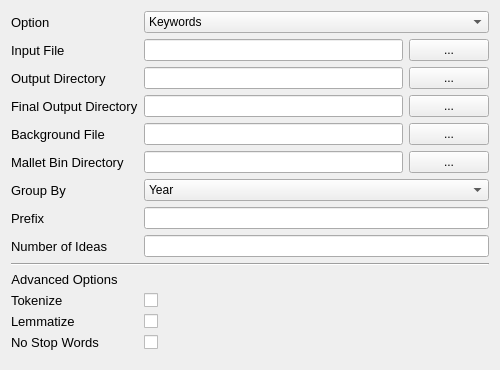
Before: the Qt Designer form Visualizer/ui/preprocessor_form.ui in nwrush/Visualization, drawn with Qt 5.
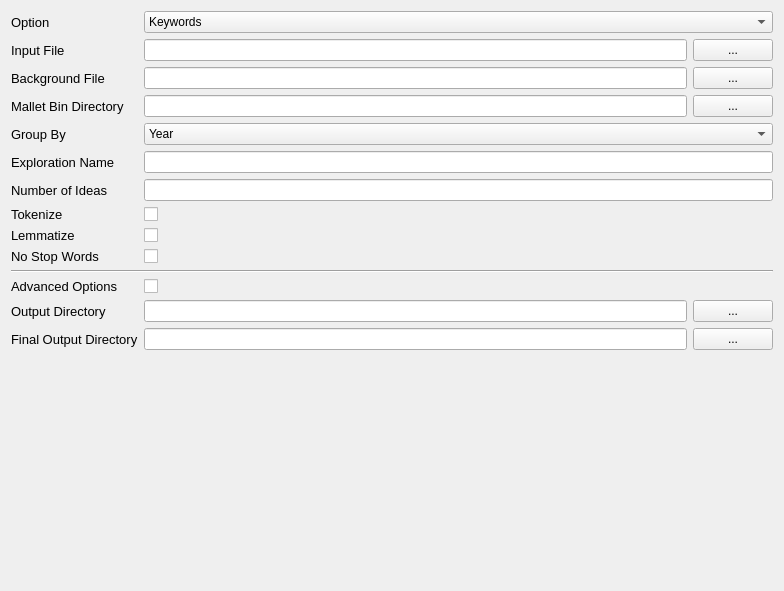
After: the same form once the commit is applied.

Commit message: Hide input fields that aren't needed by the user

The edit to the form file:
```diff
--- a/Visualizer/ui/preprocessor_form.ui
+++ b/Visualizer/ui/preprocessor_form.ui
@@ -6,8 +6,8 @@
    <rect>
     <x>0</x>
     <y>0</y>
-    <width>500</width>
-    <height>370</height>
+    <width>784</width>
+    <height>591</height>
    </rect>
   </property>
   <property name="windowTitle">
@@ -40,7 +40,7 @@
      </item>
     </widget>
    </item>
-   <item row="1" column="0">
+   <item row="2" column="0">
     <widget class="QLabel" name="label_2">
      <property name="font">
       <font>
@@ -52,13 +52,19 @@
      </property>
     </widget>
    </item>
-   <item row="1" column="1">
+   <item row="2" column="1">
     <layout class="QHBoxLayout" name="horizontalLayout">
      <item>
       <widget class="QLineEdit" name="inputFile">
        <property name="focusPolicy">
         <enum>Qt::StrongFocus</enum>
        </property>
+       <property name="autoFillBackground">
+        <bool>false</bool>
+       </property>
+       <property name="styleSheet">
+        <string notr="true">base: rgb(170, 255, 255)</string>
+       </property>
       </widget>
      </item>
      <item>
@@ -73,72 +79,6 @@
      </item>
     </layout>
    </item>
-   <item row="2" column="0">
-    <widget class="QLabel" name="label_7">
-     <property name="font">
-      <font>
-       <pointsize>10</pointsize>
-      </font>
-     </property>
-     <property name="text">
-      <string>Output Directory</string>
-     </property>
-    </widget>
-   </item>
-   <item row="2" column="1">
-    <layout class="QHBoxLayout" name="horizontalLayout_2">
-     <item>
-      <widget class="QLineEdit" name="outputDir">
-       <property name="focusPolicy">
-        <enum>Qt::StrongFocus</enum>
-       </property>
-      </widget>
-     </item>
-     <item>
-      <widget class="QPushButton" name="outputDirBtn">
-       <property name="focusPolicy">
-        <enum>Qt::ClickFocus</enum>
-       </property>
-       <property name="text">
-        <string>...</string>
-       </property>
-      </widget>
-     </item>
-    </layout>
-   </item>
-   <item row="3" column="0">
-    <widget class="QLabel" name="label_6">
-     <property name="font">
-      <font>
-       <pointsize>10</pointsize>
-      </font>
-     </property>
-     <property name="text">
-      <string>Final Output Directory</string>
-     </property>
-    </widget>
-   </item>
-   <item row="3" column="1">
-    <layout class="QHBoxLayout" name="horizontalLayout_3">
-     <item>
-      <widget class="QLineEdit" name="finalDir">
-       <property name="focusPolicy">
-        <enum>Qt::StrongFocus</enum>
-       </property>
-      </widget>
-     </item>
-     <item>
-      <widget class="QPushButton" name="finalDirBtn">
-       <property name="focusPolicy">
-        <enum>Qt::ClickFocus</enum>
-       </property>
-       <property name="text">
-        <string>...</string>
-       </property>
-      </widget>
-     </item>
-    </layout>
-   </item>
    <item row="4" column="0">
     <widget class="QLabel" name="label_5">
      <property name="font">
@@ -172,7 +112,7 @@
      </item>
     </layout>
    </item>
-   <item row="5" column="0">
+   <item row="6" column="0">
     <widget class="QLabel" name="label_4">
      <property name="font">
       <font>
@@ -184,7 +124,7 @@
      </property>
     </widget>
    </item>
-   <item row="5" column="1">
+   <item row="6" column="1">
     <layout class="QHBoxLayout" name="horizontalLayout_5">
      <item>
       <widget class="QLineEdit" name="malletDir">
@@ -205,7 +145,7 @@
      </item>
     </layout>
    </item>
-   <item row="6" column="0">
+   <item row="8" column="0">
     <widget class="QLabel" name="label_3">
      <property name="font">
       <font>
@@ -217,7 +157,7 @@
      </property>
     </widget>
    </item>
-   <item row="6" column="1">
+   <item row="8" column="1">
     <widget class="QComboBox" name="groupBox">
      <item>
       <property name="text">
@@ -236,7 +176,7 @@
      </item>
     </widget>
    </item>
-   <item row="7" column="0">
+   <item row="10" column="0">
     <widget class="QLabel" name="label_8">
      <property name="font">
       <font>
@@ -244,14 +184,14 @@
       </font>
      </property>
      <property name="text">
-      <string>Prefix</string>
+      <string>Exploration Name</string>
      </property>
     </widget>
    </item>
-   <item row="7" column="1">
+   <item row="10" column="1">
     <widget class="QLineEdit" name="prefix"/>
    </item>
-   <item row="8" column="0">
+   <item row="12" column="0">
     <widget class="QLabel" name="label_9">
      <property name="font">
       <font>
@@ -263,32 +203,10 @@
      </property>
     </widget>
    </item>
-   <item row="8" column="1">
+   <item row="12" column="1">
     <widget class="QLineEdit" name="numIdeas"/>
    </item>
-   <item row="9" column="0" colspan="2">
-    <widget class="Line" name="line">
-     <property name="orientation">
-      <enum>Qt::Horizontal</enum>
-     </property>
-    </widget>
-   </item>
-   <item row="10" column="0">
-    <widget class="QLabel" name="label_13">
-     <property name="font">
-      <font>
-       <pointsize>10</pointsize>
-      </font>
-     </property>
-     <property name="text">
-      <string>Advanced Options</string>
-     </property>
-     <property name="alignment">
-      <set>Qt::AlignCenter</set>
-     </property>
-    </widget>
-   </item>
-   <item row="11" column="0">
+   <item row="14" column="0">
     <widget class="QLabel" name="label_10">
      <property name="font">
       <font>
@@ -300,14 +218,14 @@
      </property>
     </widget>
    </item>
-   <item row="11" column="1">
+   <item row="14" column="1">
     <widget class="QCheckBox" name="tokenizeBox">
      <property name="text">
       <string/>
      </property>
     </widget>
    </item>
-   <item row="12" column="0">
+   <item row="15" column="0">
     <widget class="QLabel" name="label_11">
      <property name="font">
       <font>
@@ -319,14 +237,14 @@
      </property>
     </widget>
    </item>
-   <item row="12" column="1">
+   <item row="15" column="1">
     <widget class="QCheckBox" name="lemmatizeBox">
      <property name="text">
       <string/>
      </property>
     </widget>
    </item>
-   <item row="13" column="0">
+   <item row="16" column="0">
     <widget class="QLabel" name="label_12">
      <property name="font">
       <font>
@@ -338,13 +256,105 @@
      </property>
     </widget>
    </item>
-   <item row="13" column="1">
+   <item row="16" column="1">
     <widget class="QCheckBox" name="stopwordBox">
      <property name="text">
       <string/>
      </property>
     </widget>
    </item>
+   <item row="19" column="0">
+    <widget class="QLabel" name="outputDirLbl">
+     <property name="font">
+      <font>
+       <pointsize>10</pointsize>
+      </font>
+     </property>
+     <property name="text">
+      <string>Output Directory</string>
+     </property>
+    </widget>
+   </item>
+   <item row="19" column="1">
+    <layout class="QHBoxLayout" name="horizontalLayout_2">
+     <item>
+      <widget class="QLineEdit" name="outputDir">
+       <property name="focusPolicy">
+        <enum>Qt::StrongFocus</enum>
+       </property>
+      </widget>
+     </item>
+     <item>
+      <widget class="QPushButton" name="outputDirBtn">
+       <property name="focusPolicy">
+        <enum>Qt::ClickFocus</enum>
+       </property>
+       <property name="text">
+        <string>...</string>
+       </property>
+      </widget>
+     </item>
+    </layout>
+   </item>
+   <item row="20" column="1">
+    <layout class="QHBoxLayout" name="horizontalLayout_3">
+     <item>
+      <widget class="QLineEdit" name="finalDir">
+       <property name="focusPolicy">
+        <enum>Qt::StrongFocus</enum>
+       </property>
+      </widget>
+     </item>
+     <item>
+      <widget class="QPushButton" name="finalDirBtn">
+       <property name="focusPolicy">
+        <enum>Qt::ClickFocus</enum>
+       </property>
+       <property name="text">
+        <string>...</string>
+       </property>
+      </widget>
+     </item>
+    </layout>
+   </item>
+   <item row="20" column="0">
+    <widget class="QLabel" name="finalDirLbl">
+     <property name="font">
+      <font>
+       <pointsize>10</pointsize>
+      </font>
+     </property>
+     <property name="text">
+      <string>Final Output Directory</string>
+     </property>
+    </widget>
+   </item>
+   <item row="17" column="0" colspan="2">
+    <widget class="Line" name="line">
+     <property name="orientation">
+      <enum>Qt::Horizontal</enum>
+     </property>
+    </widget>
+   </item>
+   <item row="18" column="0">
+    <widget class="QLabel" name="label_13">
+     <property name="font">
+      <font>
+       <pointsize>10</pointsize>
+      </font>
+     </property>
+     <property name="text">
+      <string>Advanced Options</string>
+     </property>
+    </widget>
+   </item>
+   <item row="18" column="1">
+    <widget class="QCheckBox" name="showAdvancedBox">
+     <property name="text">
+      <string/>
+     </property>
+    </widget>
+   </item>
   </layout>
  </widget>
  <tabstops>
```
Left out of the diff: 2 changed lines with no effect on the pictures. The commit also changes 2 other files.
